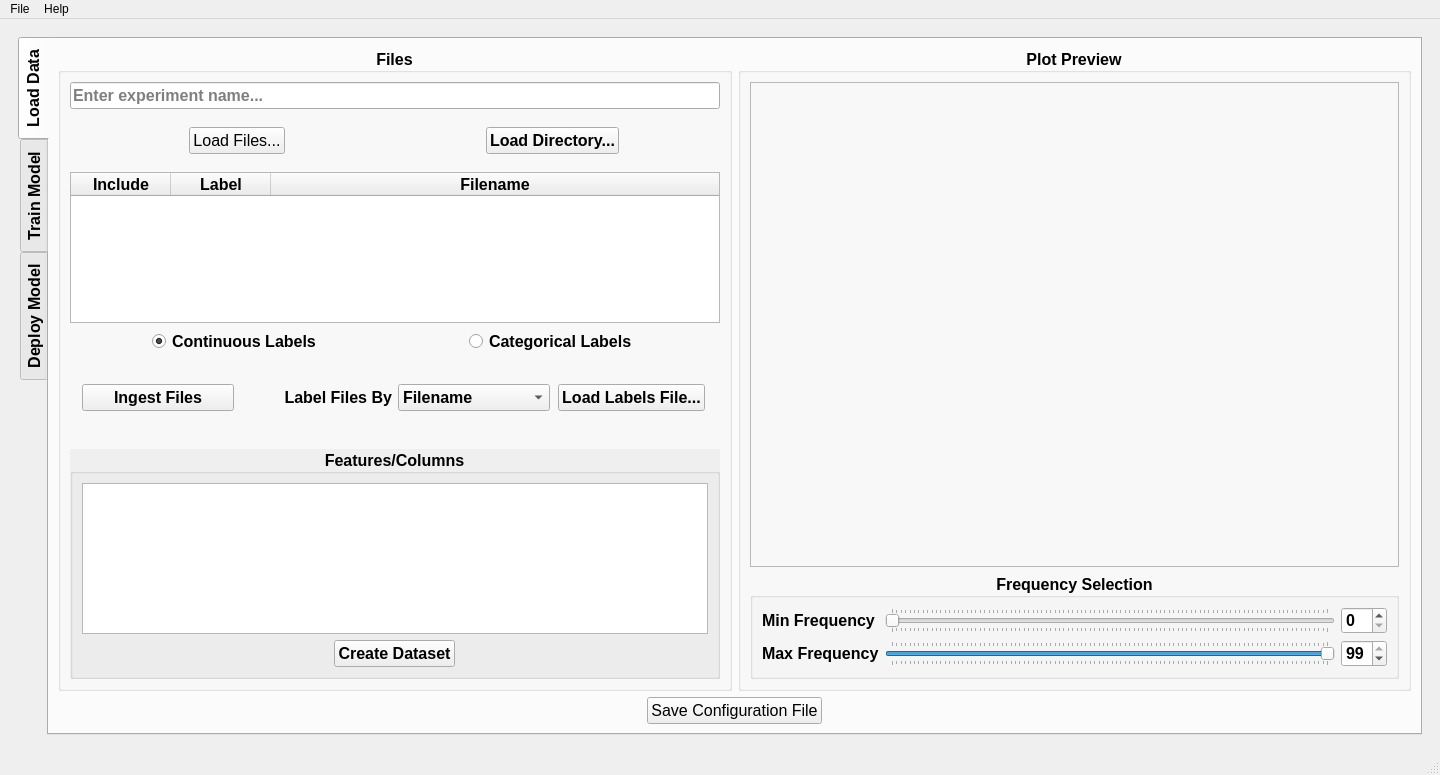
Qt form qtapp/gui/interface.ui (GyroidInc/sbh-kivyapp) before a commit.
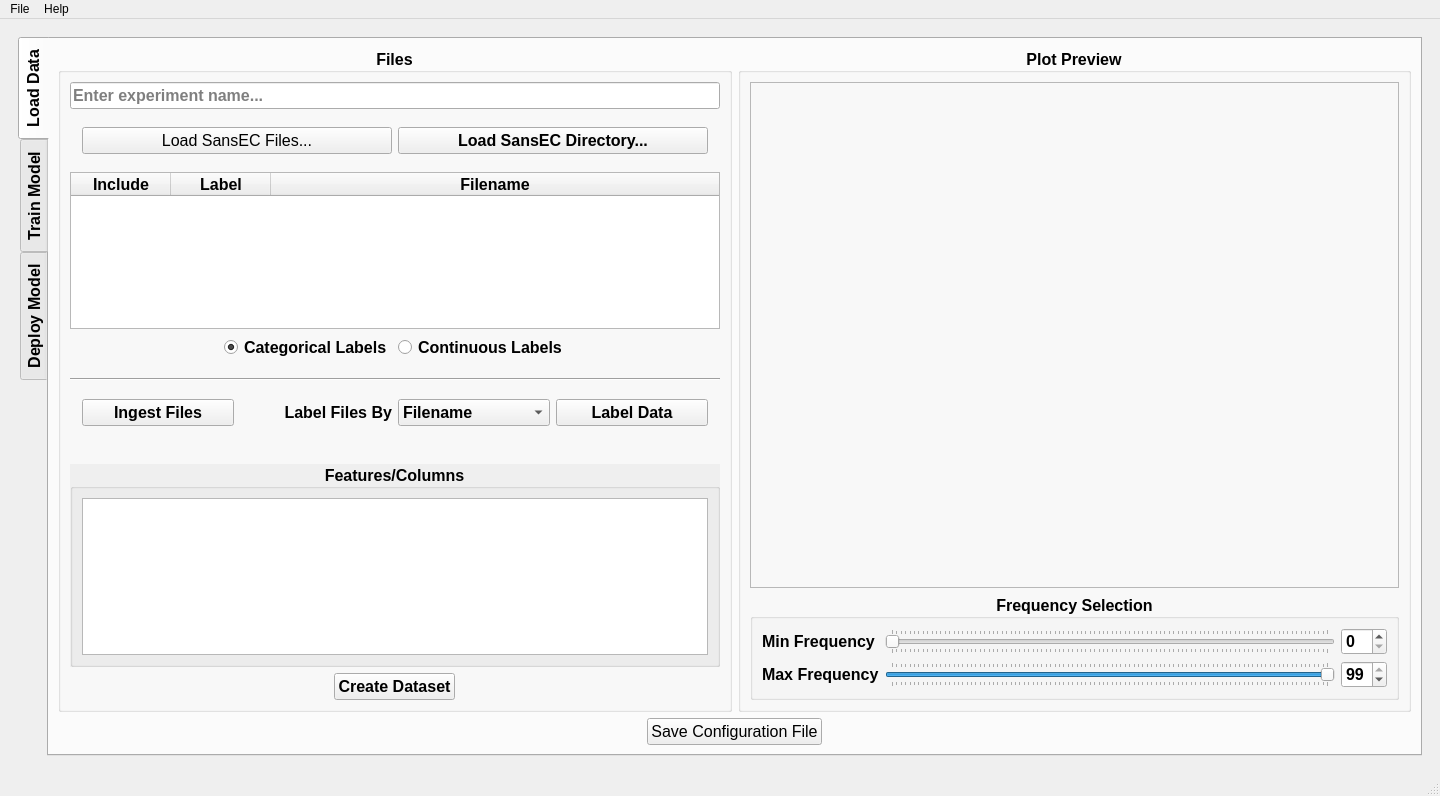
The same form after that commit. Icons and pictures are not drawn.

Commit message: Slight change to Tab 1

The edit to the form file:
```diff
--- a/qtapp/gui/interface.ui
+++ b/qtapp/gui/interface.ui
@@ -7,7 +7,7 @@
     <x>0</x>
     <y>0</y>
     <width>1440</width>
-    <height>775</height>
+    <height>796</height>
    </rect>
   </property>
   <property name="windowTitle">
@@ -306,7 +306,19 @@
                 <property name="bottomMargin">
                  <number>12</number>
                 </property>
-                <item row="0" column="0" alignment="Qt::AlignHCenter">
+                <item row="0" column="1">
+                 <widget class="QPushButton" name="T1_Button_LoadDirectory">
+                  <property name="font">
+                   <font>
+                    <pointsize>12</pointsize>
+                   </font>
+                  </property>
+                  <property name="text">
+                   <string>Load SansEC Directory...</string>
+                  </property>
+                 </widget>
+                </item>
+                <item row="0" column="0">
                  <widget class="QPushButton" name="T1_Button_LoadFiles">
                   <property name="font">
                    <font>
@@ -316,19 +328,7 @@
                    </font>
                   </property>
                   <property name="text">
-                   <string>Load Files...</string>
-                  </property>
-                 </widget>
-                </item>
-                <item row="0" column="1" alignment="Qt::AlignHCenter">
-                 <widget class="QPushButton" name="T1_Button_LoadDirectory">
-                  <property name="font">
-                   <font>
-                    <pointsize>12</pointsize>
-                   </font>
-                  </property>
-                  <property name="text">
-                   <string>Load Directory...</string>
+                   <string>Load SansEC Files...</string>
                   </property>
                  </widget>
                 </item>
@@ -429,7 +429,7 @@
                 <property name="bottomMargin">
                  <number>12</number>
                 </property>
-                <item row="0" column="0" alignment="Qt::AlignHCenter">
+                <item row="0" column="1">
                  <widget class="QRadioButton" name="T1_RadioButton_ContinuousLabels">
                   <property name="font">
                    <font>
@@ -439,12 +439,9 @@
                   <property name="text">
                    <string>Continuous Labels</string>
                   </property>
-                  <property name="checked">
-                   <bool>true</bool>
-                  </property>
                  </widget>
                 </item>
-                <item row="0" column="1" alignment="Qt::AlignHCenter">
+                <item row="0" column="0" alignment="Qt::AlignRight">
                  <widget class="QRadioButton" name="T1_RadioButton_CategoricalLabels">
                   <property name="font">
                    <font>
@@ -454,10 +451,20 @@
                   <property name="text">
                    <string>Categorical Labels</string>
                   </property>
+                  <property name="checked">
+                   <bool>true</bool>
+                  </property>
                  </widget>
                 </item>
                </layout>
               </item>
+              <item>
+               <widget class="Line" name="line">
+                <property name="orientation">
+                 <enum>Qt::Horizontal</enum>
+                </property>
+               </widget>
+              </item>
               <item>
                <layout class="QGridLayout" name="gridLayout_11">
                 <property name="leftMargin">
@@ -472,18 +479,6 @@
                 <property name="bottomMargin">
                  <number>12</number>
                 </property>
-                <item row="0" column="3" alignment="Qt::AlignHCenter">
-                 <widget class="QPushButton" name="T1_Button_LoadLabelFiles">
-                  <property name="font">
-                   <font>
-                    <pointsize>12</pointsize>
-                   </font>
-                  </property>
-                  <property name="text">
-                   <string>Load Labels File...</string>
-                  </property>
-                 </widget>
-                </item>
                 <item row="0" column="1">
                  <widget class="QLabel" name="T1_Label_LabelFilesBy">
                   <property name="font">
@@ -499,6 +494,18 @@
                   </property>
                  </widget>
                 </item>
+                <item row="0" column="3">
+                 <widget class="QPushButton" name="T1_Button_LoadLabelFiles">
+                  <property name="font">
+                   <font>
+                    <pointsize>12</pointsize>
+                   </font>
+                  </property>
+                  <property name="text">
+                   <string>Label Data</string>
+                  </property>
+                 </widget>
+                </item>
                 <item row="0" column="2">
                  <widget class="QComboBox" name="T1_ComboBox_LabelFilesBy">
                   <property name="font">
@@ -584,21 +591,21 @@
                    </property>
                   </widget>
                  </item>
-                 <item alignment="Qt::AlignHCenter">
-                  <widget class="QPushButton" name="T1_Button_CreateDataset">
-                   <property name="font">
-                    <font>
-                     <pointsize>12</pointsize>
-                    </font>
-                   </property>
-                   <property name="text">
-                    <string>Create Dataset</string>
-                   </property>
-                  </widget>
-                 </item>
                 </layout>
                </widget>
               </item>
+              <item alignment="Qt::AlignHCenter">
+               <widget class="QPushButton" name="T1_Button_CreateDataset">
+                <property name="font">
+                 <font>
+                  <pointsize>12</pointsize>
+                 </font>
+                </property>
+                <property name="text">
+                 <string>Create Dataset</string>
+                </property>
+               </widget>
+              </item>
              </layout>
             </widget>
            </item>
```
Left out of the diff: 1 changed line with no effect on the pictures. The commit also changes 1 other file.
